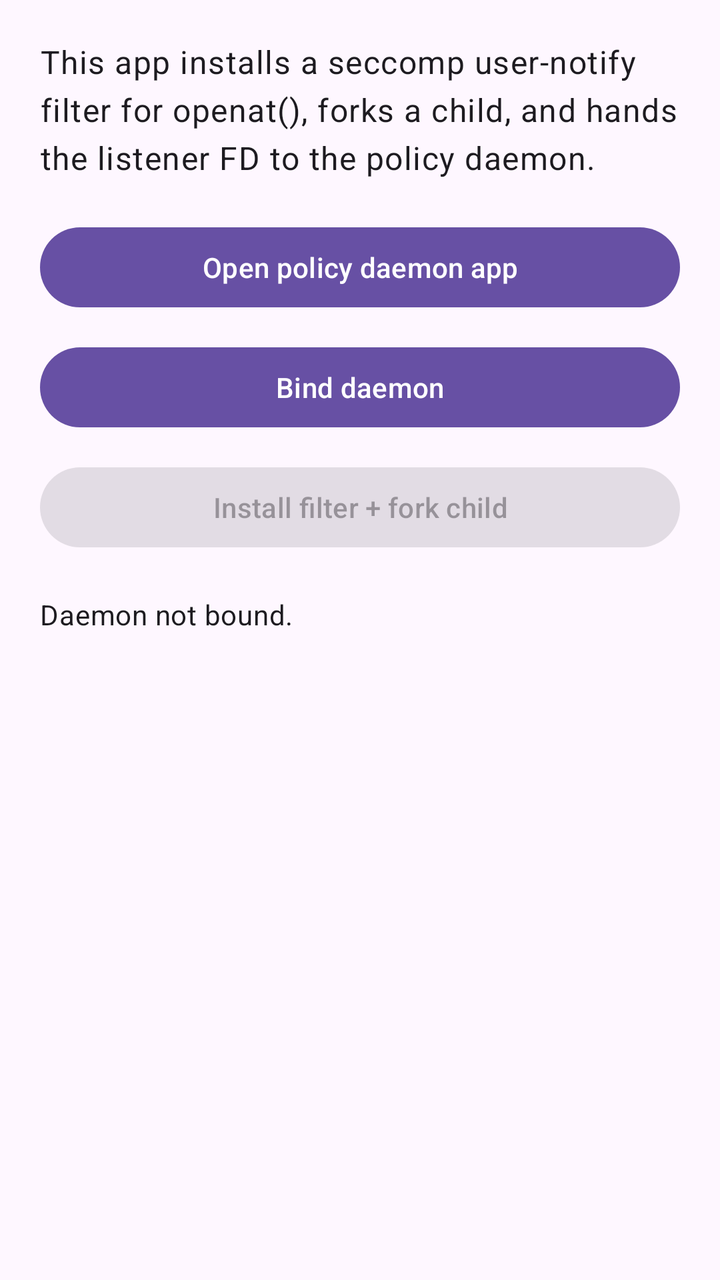
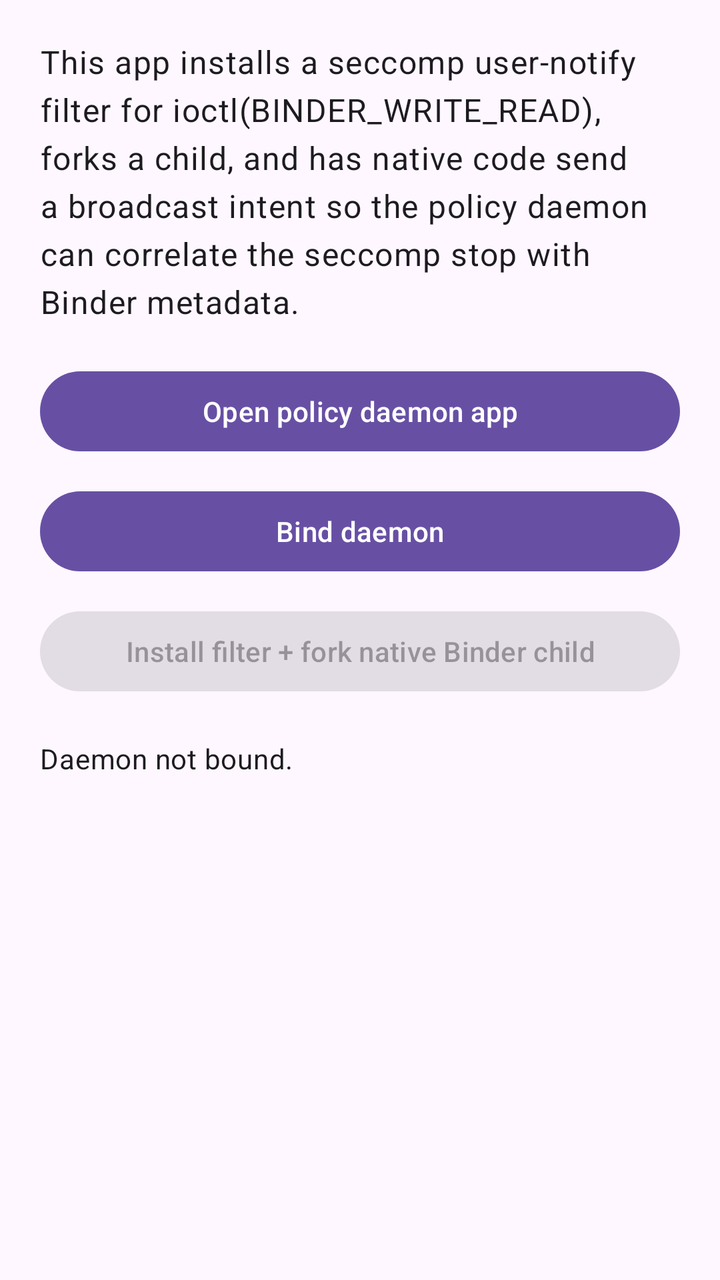

The first picture is an Android layout as it rendered before a commit; the second is the same layout after the commit. The layout source and the unified diff follow.
<!-- AndroidManifest.xml: application theme Theme.SeccompDemo -->
<!-- res/layout/activity_main.xml -->
<?xml version="1.0" encoding="utf-8"?>
<ScrollView xmlns:android="http://schemas.android.com/apk/res/android"
    android:layout_width="match_parent"
    android:layout_height="match_parent">

    <LinearLayout
        android:layout_width="match_parent"
        android:layout_height="wrap_content"
        android:orientation="vertical"
        android:padding="20dp">

        <TextView
            android:layout_width="match_parent"
            android:layout_height="wrap_content"
            android:text="This app installs a seccomp user-notify filter for openat(), forks a child, and hands the listener FD to the policy daemon."
            android:textAppearance="?attr/textAppearanceBodyLarge" />

        <Button
            android:id="@+id/openDaemonButton"
            android:layout_width="match_parent"
            android:layout_height="wrap_content"
            android:layout_marginTop="20dp"
            android:text="Open policy daemon app" />

        <Button
            android:id="@+id/bindDaemonButton"
            android:layout_width="match_parent"
            android:layout_height="wrap_content"
            android:layout_marginTop="12dp"
            android:text="Bind daemon" />

        <Button
            android:id="@+id/startDemoButton"
            android:layout_width="match_parent"
            android:layout_height="wrap_content"
            android:layout_marginTop="12dp"
            android:enabled="false"
            android:text="Install filter + fork child" />

        <TextView
            android:id="@+id/statusText"
            android:layout_width="match_parent"
            android:layout_height="wrap_content"
            android:layout_marginTop="20dp"
            android:text="Daemon not bound."
            android:textAppearance="?attr/textAppearanceBodyMedium" />
    </LinearLayout>
</ScrollView>
<!-- resources referenced by this layout -->
<resources>
  <style name="Theme.SeccompDemo" parent="Theme.Material3.DayNight.NoActionBar">
          <item name="android:statusBarColor" tools:targetApi="l">#101820</item>
      </style>
</resources>

<!-- the commit's change to res/layout/activity_main.xml (unified diff, before → after) -->
@@ -12,7 +12,7 @@
         <TextView
             android:layout_width="match_parent"
             android:layout_height="wrap_content"
-            android:text="This app installs a seccomp user-notify filter for openat(), forks a child, and hands the listener FD to the policy daemon."
+            android:text="This app installs a seccomp user-notify filter for ioctl(BINDER_WRITE_READ), forks a child, and has native code send a broadcast intent so the policy daemon can correlate the seccomp stop with Binder metadata."
             android:textAppearance="?attr/textAppearanceBodyLarge" />
 
         <Button
@@ -35,7 +35,7 @@
             android:layout_height="wrap_content"
             android:layout_marginTop="12dp"
             android:enabled="false"
-            android:text="Install filter + fork child" />
+            android:text="Install filter + fork native Binder child" />
 
         <TextView
             android:id="@+id/statusText"
